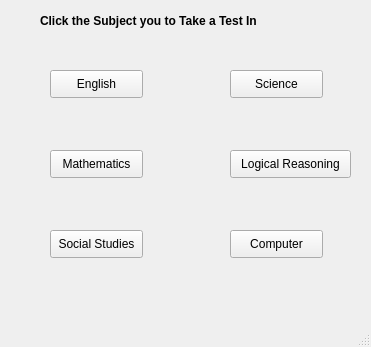
Qt form UI files/Choose Subject.ui (tikna1234/minor-project) before a commit.
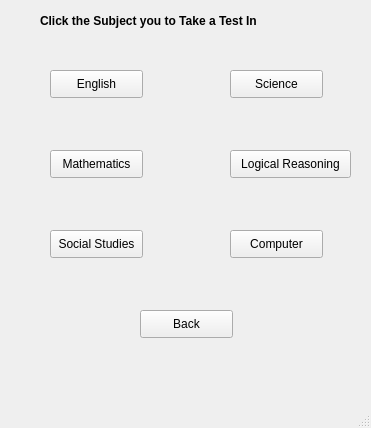
The same form after that commit.

Patch:
```diff
--- a/UI files/Choose Subject.ui
+++ b/UI files/Choose Subject.ui
@@ -7,7 +7,7 @@
     <x>0</x>
     <y>0</y>
     <width>371</width>
-    <height>347</height>
+    <height>428</height>
    </rect>
   </property>
   <property name="windowTitle">
@@ -112,6 +112,19 @@
      <string>Click the Subject you to Take a Test In</string>
     </property>
    </widget>
+   <widget class="QPushButton" name="BackButton">
+    <property name="geometry">
+     <rect>
+      <x>140</x>
+      <y>310</y>
+      <width>93</width>
+      <height>28</height>
+     </rect>
+    </property>
+    <property name="text">
+     <string>Back</string>
+    </property>
+   </widget>
   </widget>
   <widget class="QMenuBar" name="menubar">
    <property name="geometry">
```
